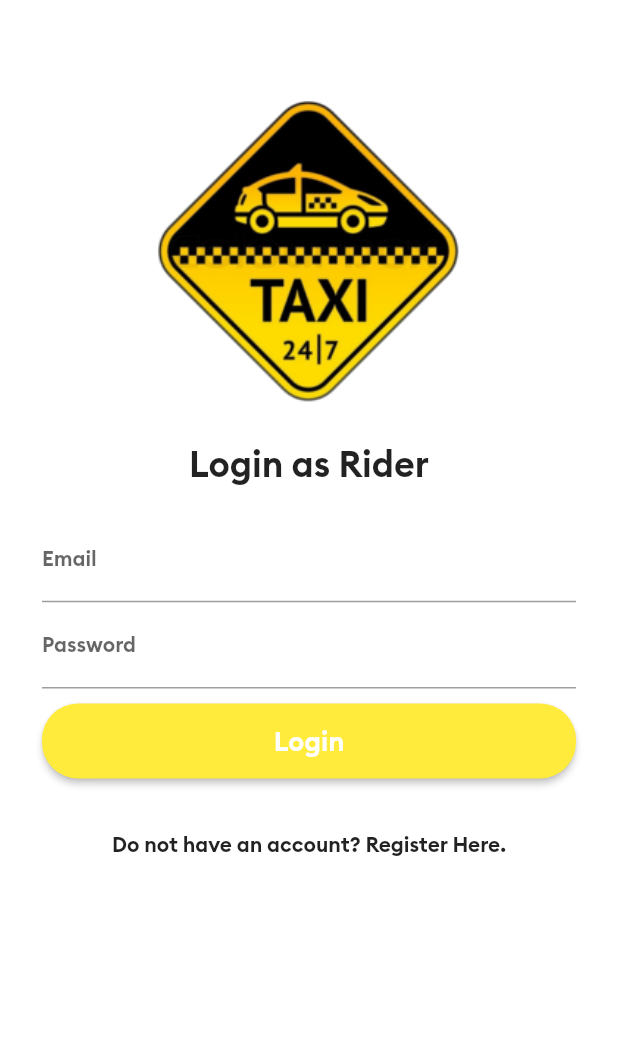
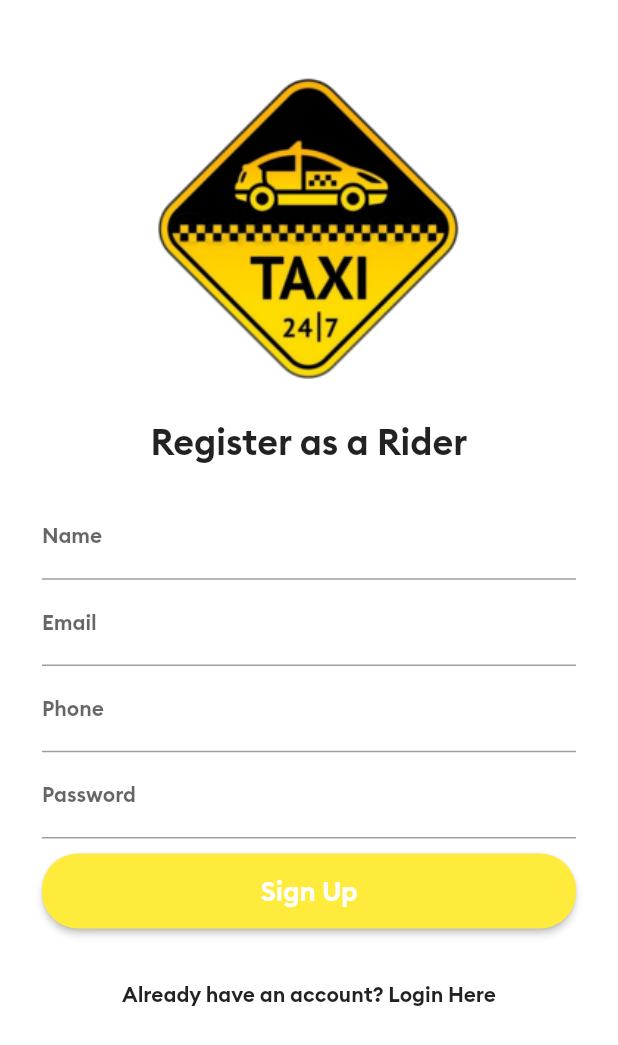
Before and after one commit to Jamestrada/RideToGo, a Flutter app: the screen it shows after launch, on a phone screen of 412 x 824 dp. Shown: the top 1045 px of the screen. Run offline on Flutter 3.47's test engine with Material 2 defaults, Android fonts, the light colour scheme and no system bars.

Commit message:
add registration page

```diff
--- /dev/null
+++ b/lib/AllScreens/registrationScreen.dart
@@ -0,0 +1,135 @@
+import 'package:flutter/material.dart';
+
+class RegistrationScreen extends StatelessWidget {
+  @override
+  Widget build(BuildContext context) {
+    return Scaffold(
+      backgroundColor: Colors.white,
+      body: SingleChildScrollView(
+        child: Padding(
+          padding: EdgeInsets.all(8.0),
+          child: Column(
+            children: [
+              SizedBox(height: 20.0, ),
+              Image(
+                image: AssetImage("images/logo.png"),
+                width: 390.0,
+                height: 250.0,
+                alignment: Alignment.center,
+              ),
+
+              SizedBox(height: 1.0,),
+              Text(
+                "Register as a Rider",
+                style: TextStyle(fontSize: 24.0, fontFamily: "Brand Bold"),
+                textAlign: TextAlign.center,
+              ),
+
+              Padding(
+                padding: EdgeInsets.all(20.0),
+                child: Column(
+                  children: [
+
+                    SizedBox(height: 1.0,),
+                    TextField(
+                      keyboardType: TextInputType.text,
+                      decoration: InputDecoration(
+                          labelText: "Name",
+                          labelStyle: TextStyle(
+                            fontSize: 14.0,
+                          ),
+                          hintStyle: TextStyle(
+                              color: Colors.grey,
+                              fontSize: 10.0
+                          )
+                      ),
+                      style: TextStyle(fontSize: 14.0),
+                    ),
+
+                    SizedBox(height: 1.0,),
+                    TextField(
+                      keyboardType: TextInputType.emailAddress,
+                      decoration: InputDecoration(
+                          labelText: "Email",
+                          labelStyle: TextStyle(
+                            fontSize: 14.0,
+                          ),
+                          hintStyle: TextStyle(
+                              color: Colors.grey,
+                              fontSize: 10.0
+                          )
+                      ),
+                      style: TextStyle(fontSize: 14.0),
+                    ),
+
+                    SizedBox(height: 1.0,),
+                    TextField(
+                      keyboardType: TextInputType.phone,
+                      decoration: InputDecoration(
+                          labelText: "Phone",
+                          labelStyle: TextStyle(
+                            fontSize: 14.0,
+                          ),
+                          hintStyle: TextStyle(
+                              color: Colors.grey,
+                              fontSize: 10.0
+                          )
+                      ),
+                      style: TextStyle(fontSize: 14.0),
+                    ),
+
+                    SizedBox(height: 1.0,),
+                    TextField(
+                      obscureText: true,
+                      decoration: InputDecoration(
+                          labelText: "Password",
+                          labelStyle: TextStyle(
+                            fontSize: 14.0,
+                          ),
+                          hintStyle: TextStyle(
+                              color: Colors.grey,
+                              fontSize: 10.0
+                          )
+                      ),
+                      style: TextStyle(fontSize: 14.0),
+                    ),
+
+                    SizedBox(height: 10.0,),
+                    RaisedButton(
+                      color: Colors.yellow,
+                      textColor: Colors.white,
+                      child: Container(
+                        height: 50.0,
+                        child: Center(
+                          child: Text(
+                            "Sign Up",
+                            style: TextStyle(fontSize: 18.0, fontFamily: "Brand Bold"),
+                          ),
+                        ),
+                      ),
+                      shape: new RoundedRectangleBorder(
+                        borderRadius: new BorderRadius.circular(24.0),
+                      ),
+                      onPressed: (){
+                        print("Signed up button clicked");
+                      },
+                    )
+
+                  ],
+                ),
+              ),
+              FlatButton(
+                onPressed: (){
+                  print("clicked");
+                },
+                child: Text(
+                  "Already have an account? Login Here",
+                ),
+              )
+            ],
+          ),
+        ),
+      ),
+    );
+  }
+}
--- a/lib/main.dart
+++ b/lib/main.dart
@@ -1,6 +1,7 @@
 import 'package:flutter/material.dart';
 import 'package:rider_app/AllScreens/loginScreen.dart';
 import 'package:rider_app/AllScreens/mainscreen.dart';
+import 'package:rider_app/AllScreens/registrationScreen.dart';
 
 void main() {
   runApp(MyApp());
@@ -17,7 +18,7 @@ class MyApp extends StatelessWidget {
         primarySwatch: Colors.blue,
         visualDensity: VisualDensity.adaptivePlatformDensity,
       ),
-      home: LoginScreen(),
+      home: RegistrationScreen(),
       debugShowCheckedModeBanner: false,
     );
   }
```
Also changed, not shown: 2 other files.
